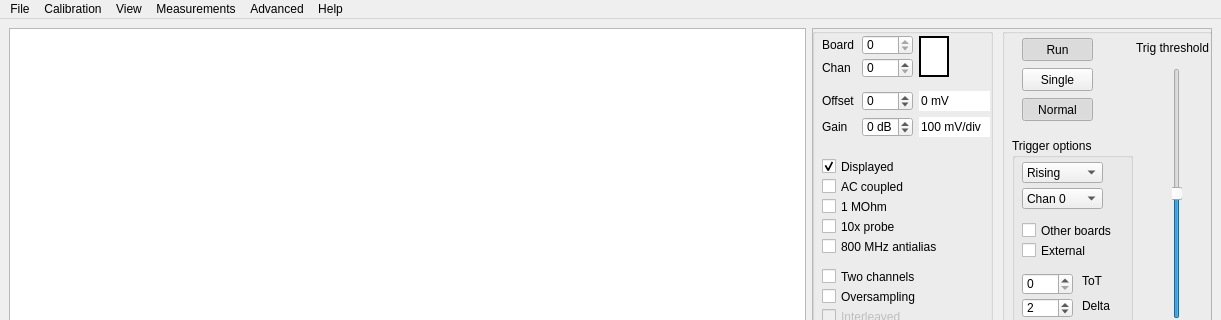
Old version of the form software/HaasoscopePro.ui in the repository drandyhaas/HaasoscopePro; both pictures show x 0 to 1221 and y 0 to 320 of the 1221 by 800 pixel window.
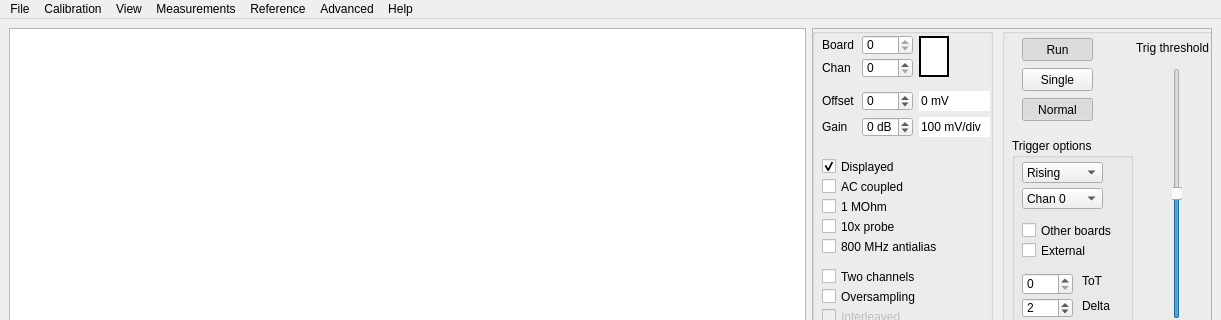
New version of the form. Custom widgets are drawn as their Qt base class.

```diff
--- a/software/HaasoscopePro.ui
+++ b/software/HaasoscopePro.ui
@@ -2271,10 +2271,18 @@
     <addaction name="actionLine_color"/>
     <addaction name="actionPan_and_zoom"/>
    </widget>
+   <widget class="QMenu" name="menuReference">
+    <property name="title">
+     <string>Reference</string>
+    </property>
+    <addaction name="actionTake_Reference"/>
+    <addaction name="actionShow_Reference"/>
+   </widget>
    <addaction name="menuFile"/>
    <addaction name="menuCalibration"/>
    <addaction name="menuView"/>
    <addaction name="menuMeasurements"/>
+   <addaction name="menuReference"/>
    <addaction name="menuAdvanced"/>
    <addaction name="menuHelp"/>
   </widget>
```
Left out of the diff: 28 changed lines with no effect on the pictures.
